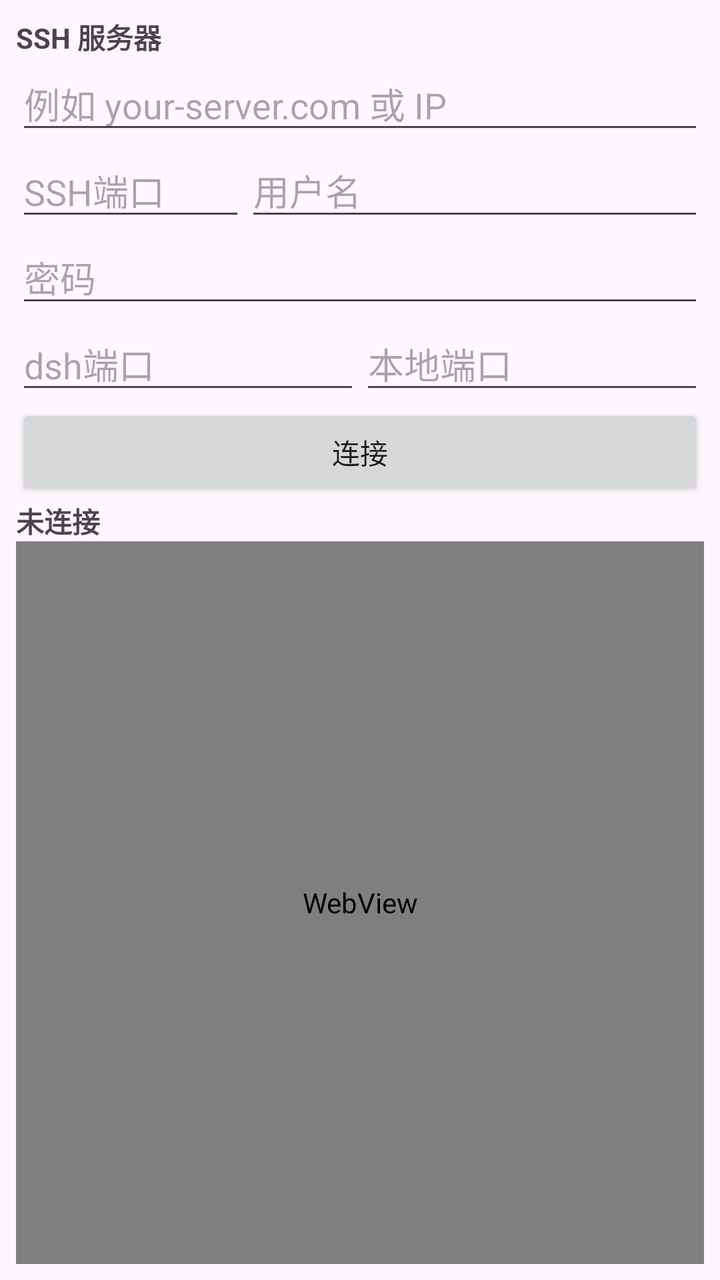
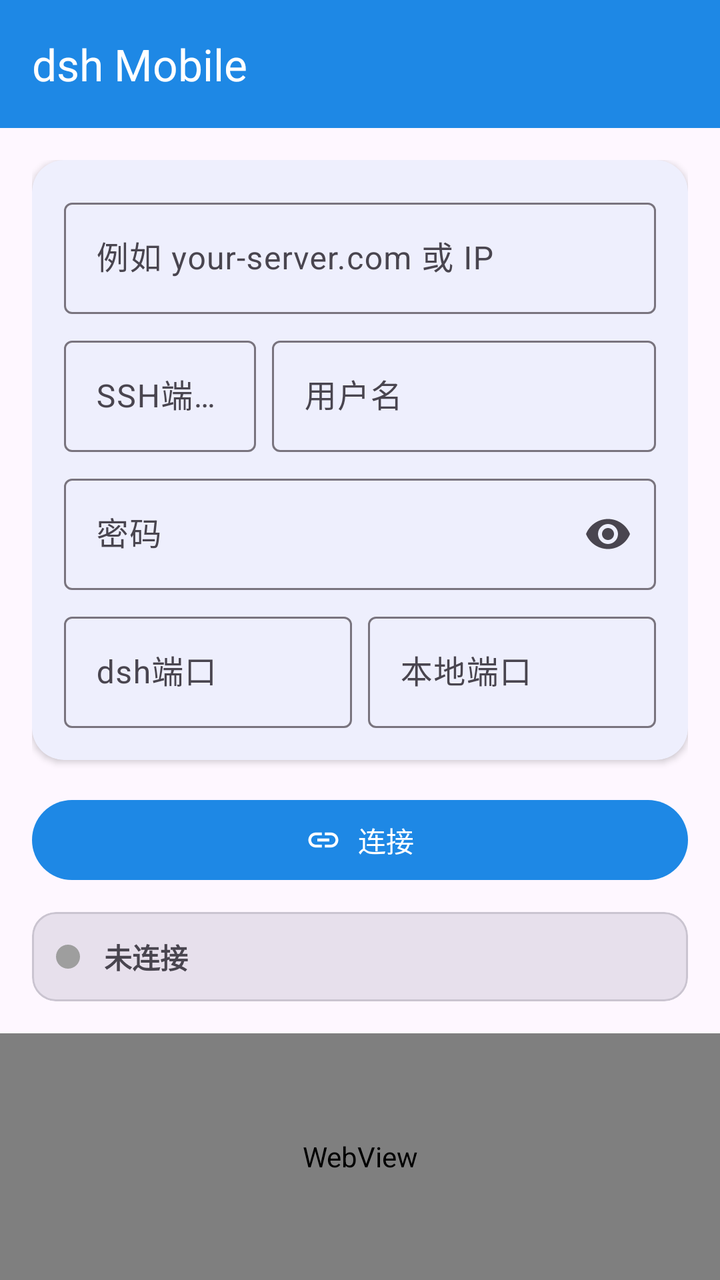

An Android layout rendered at two revisions. The XML below is the earlier revision; the diff shows what the commit changed to produce the second picture.
<!-- AndroidManifest.xml: application theme Theme.DshMobile -->
<!-- res/layout/activity_main.xml -->
<?xml version="1.0" encoding="utf-8"?>
<LinearLayout xmlns:android="http://schemas.android.com/apk/res/android"
    android:layout_width="match_parent"
    android:layout_height="match_parent"
    android:orientation="vertical"
    android:padding="8dp">

    <TextView
        android:layout_width="wrap_content"
        android:layout_height="wrap_content"
        android:text="@string/label_host"
        android:textStyle="bold" />

    <EditText
        android:id="@+id/hostEditText"
        android:layout_width="match_parent"
        android:layout_height="wrap_content"
        android:hint="@string/hint_host"
        android:inputType="textUri"
        android:importantForAutofill="no" />

    <LinearLayout
        android:layout_width="match_parent"
        android:layout_height="wrap_content"
        android:orientation="horizontal">

        <EditText
            android:id="@+id/sshPortEditText"
            android:layout_width="0dp"
            android:layout_height="wrap_content"
            android:layout_weight="1"
            android:hint="@string/hint_ssh_port"
            android:inputType="number"
            android:importantForAutofill="no" />

        <EditText
            android:id="@+id/usernameEditText"
            android:layout_width="0dp"
            android:layout_height="wrap_content"
            android:layout_weight="2"
            android:hint="@string/hint_username"
            android:inputType="text"
            android:importantForAutofill="no" />
    </LinearLayout>

    <EditText
        android:id="@+id/passwordEditText"
        android:layout_width="match_parent"
        android:layout_height="wrap_content"
        android:hint="@string/hint_password"
        android:inputType="textPassword"
        android:importantForAutofill="no" />

    <LinearLayout
        android:layout_width="match_parent"
        android:layout_height="wrap_content"
        android:orientation="horizontal">

        <EditText
            android:id="@+id/dshPortEditText"
            android:layout_width="0dp"
            android:layout_height="wrap_content"
            android:layout_weight="1"
            android:hint="@string/hint_dsh_port"
            android:inputType="number"
            android:importantForAutofill="no" />

        <EditText
            android:id="@+id/localPortEditText"
            android:layout_width="0dp"
            android:layout_height="wrap_content"
            android:layout_weight="1"
            android:hint="@string/hint_local_port"
            android:inputType="number"
            android:importantForAutofill="no" />
    </LinearLayout>

    <Button
        android:id="@+id/connectButton"
        android:layout_width="match_parent"
        android:layout_height="wrap_content"
        android:text="@string/connect" />

    <TextView
        android:id="@+id/statusTextView"
        android:layout_width="match_parent"
        android:layout_height="wrap_content"
        android:text="@string/not_connected"
        android:textStyle="bold" />

    <WebView
        android:id="@+id/webView"
        android:layout_width="match_parent"
        android:layout_height="0dp"
        android:layout_weight="1" />

</LinearLayout>
<!-- resources referenced by this layout -->
<resources>
  <string name="connect">连接</string>
  <string name="hint_dsh_port">dsh端口</string>
  <string name="hint_host">例如 your-server.com 或 IP</string>
  <string name="hint_local_port">本地端口</string>
  <string name="hint_password">密码</string>
  <string name="hint_ssh_port">SSH端口</string>
  <string name="hint_username">用户名</string>
  <string name="label_host">SSH 服务器</string>
  <string name="not_connected">未连接</string>
  <style name="Theme.DshMobile" parent="Theme.Material3.DayNight.NoActionBar">
          <item name="colorPrimary">@color/dsh_blue</item>
          <item name="colorOnPrimary">@color/white</item>
      </style>
  <color name="dsh_blue">#1E88E5</color>
  <color name="white">#FFFFFF</color>
</resources>

<!-- the commit's change to res/layout/activity_main.xml (unified diff, before → after) -->
@@ -1,92 +1,204 @@
 <?xml version="1.0" encoding="utf-8"?>
 <LinearLayout xmlns:android="http://schemas.android.com/apk/res/android"
+    xmlns:app="http://schemas.android.com/apk/res-auto"
     android:layout_width="match_parent"
     android:layout_height="match_parent"
     android:orientation="vertical"
-    android:padding="8dp">
-
-    <TextView
-        android:layout_width="wrap_content"
-        android:layout_height="wrap_content"
-        android:text="@string/label_host"
-        android:textStyle="bold" />
-
-    <EditText
-        android:id="@+id/hostEditText"
+    android:background="?attr/colorSurface">
+
+    <com.google.android.material.appbar.MaterialToolbar
+        android:id="@+id/toolbar"
+        android:layout_width="match_parent"
+        android:layout_height="?attr/actionBarSize"
+        android:background="?attr/colorPrimary"
+        app:title="@string/app_name"
+        app:titleTextColor="@color/white" />
+
+    <ScrollView
         android:layout_width="match_parent"
         android:layout_height="wrap_content"
-        android:hint="@string/hint_host"
-        android:inputType="textUri"
-        android:importantForAutofill="no" />
-
-    <LinearLayout
-        android:layout_width="match_parent"
-        android:layout_height="wrap_content"
-        android:orientation="horizontal">
-
-        <EditText
-            android:id="@+id/sshPortEditText"
-            android:layout_width="0dp"
+        android:fillViewport="true">
+
+        <LinearLayout
+            android:layout_width="match_parent"
             android:layout_height="wrap_content"
-            android:layout_weight="1"
-            android:hint="@string/hint_ssh_port"
-            android:inputType="number"
-            android:importantForAutofill="no" />
-
-        <EditText
-            android:id="@+id/usernameEditText"
-            android:layout_width="0dp"
-            android:layout_height="wrap_content"
-            android:layout_weight="2"
-            android:hint="@string/hint_username"
-            android:inputType="text"
-            android:importantForAutofill="no" />
-    </LinearLayout>
-
-    <EditText
-        android:id="@+id/passwordEditText"
-        android:layout_width="match_parent"
-        android:layout_height="wrap_content"
-        android:hint="@string/hint_password"
-        android:inputType="textPassword"
-        android:importantForAutofill="no" />
-
-    <LinearLayout
-        android:layout_width="match_parent"
-        android:layout_height="wrap_content"
-        android:orientation="horizontal">
-
-        <EditText
-            android:id="@+id/dshPortEditText"
-            android:layout_width="0dp"
-            android:layout_height="wrap_content"
-            android:layout_weight="1"
-            android:hint="@string/hint_dsh_port"
-            android:inputType="number"
-            android:importantForAutofill="no" />
-
-        <EditText
-            android:id="@+id/localPortEditText"
-            android:layout_width="0dp"
-            android:layout_height="wrap_content"
-            android:layout_weight="1"
-            android:hint="@string/hint_local_port"
-            android:inputType="number"
-            android:importantForAutofill="no" />
-    </LinearLayout>
-
-    <Button
-        android:id="@+id/connectButton"
-        android:layout_width="match_parent"
-        android:layout_height="wrap_content"
-        android:text="@string/connect" />
-
-    <TextView
-        android:id="@+id/statusTextView"
-        android:layout_width="match_parent"
-        android:layout_height="wrap_content"
-        android:text="@string/not_connected"
-        android:textStyle="bold" />
+            android:orientation="vertical"
+            android:padding="16dp">
+
+            <com.google.android.material.card.MaterialCardView
+                android:layout_width="match_parent"
+                android:layout_height="wrap_content"
+                app:cardCornerRadius="16dp"
+                app:cardElevation="2dp"
+                app:strokeWidth="0dp">
+
+                <LinearLayout
+                    android:layout_width="match_parent"
+                    android:layout_height="wrap_content"
+                    android:orientation="vertical"
+                    android:padding="16dp">
+
+                    <com.google.android.material.textfield.TextInputLayout
+                        android:id="@+id/hostLayout"
+                        style="@style/Widget.Material3.TextInputLayout.OutlinedBox"
+                        android:layout_width="match_parent"
+                        android:layout_height="wrap_content"
+                        android:hint="@string/hint_host"
+                        android:layout_marginBottom="8dp">
+
+                        <com.google.android.material.textfield.TextInputEditText
+                            android:id="@+id/hostEditText"
+                            android:layout_width="match_parent"
+                            android:layout_height="wrap_content"
+                            android:inputType="textUri"
+                            android:importantForAutofill="no" />
+                    </com.google.android.material.textfield.TextInputLayout>
+
+                    <LinearLayout
+                        android:layout_width="match_parent"
+                        android:layout_height="wrap_content"
+                        android:orientation="horizontal"
+                        android:baselineAligned="false">
+
+                        <com.google.android.material.textfield.TextInputLayout
+                            android:id="@+id/sshPortLayout"
+                            style="@style/Widget.Material3.TextInputLayout.OutlinedBox"
+                            android:layout_width="0dp"
+                            android:layout_height="wrap_content"
+                            android:layout_weight="1"
+                            android:hint="@string/hint_ssh_port"
+                            android:layout_marginEnd="8dp">
+
+                            <com.google.android.material.textfield.TextInputEditText
+                                android:id="@+id/sshPortEditText"
+                                android:layout_width="match_parent"
+                                android:layout_height="wrap_content"
+                                android:inputType="number"
+                                android:importantForAutofill="no" />
+                        </com.google.android.material.textfield.TextInputLayout>
+
+                        <com.google.android.material.textfield.TextInputLayout
+                            android:id="@+id/usernameLayout"
+                            style="@style/Widget.Material3.TextInputLayout.OutlinedBox"
+                            android:layout_width="0dp"
+                            android:layout_height="wrap_content"
+                            android:layout_weight="2"
+                            android:hint="@string/hint_username">
+
+                            <com.google.android.material.textfield.TextInputEditText
+                                android:id="@+id/usernameEditText"
+                                android:layout_width="match_parent"
+                                android:layout_height="wrap_content"
+                                android:inputType="text"
+                                android:importantForAutofill="no" />
+                        </com.google.android.material.textfield.TextInputLayout>
+                    </LinearLayout>
+
+                    <com.google.android.material.textfield.TextInputLayout
+                        android:id="@+id/passwordLayout"
+                        style="@style/Widget.Material3.TextInputLayout.OutlinedBox"
+                        android:layout_width="match_parent"
+                        android:layout_height="wrap_content"
+                        android:hint="@string/hint_password"
+                        android:layout_marginTop="8dp"
+                        app:endIconMode="password_toggle">
+
+                        <com.google.android.material.textfield.TextInputEditText
+                            android:id="@+id/passwordEditText"
+                            android:layout_width="match_parent"
+                            android:layout_height="wrap_content"
+                            android:inputType="textPassword"
+                            android:importantForAutofill="no" />
+                    </com.google.android.material.textfield.TextInputLayout>
+
+                    <LinearLayout
+                        android:layout_width="match_parent"
+                        android:layout_height="wrap_content"
+                        android:orientation="horizontal"
+                        android:layout_marginTop="8dp"
+                        android:baselineAligned="false">
+
+                        <com.google.android.material.textfield.TextInputLayout
+                            android:id="@+id/dshPortLayout"
+                            style="@style/Widget.Material3.TextInputLayout.OutlinedBox"
+                            android:layout_width="0dp"
+                            android:layout_height="wrap_content"
+                            android:layout_weight="1"
+                            android:hint="@string/hint_dsh_port"
+                            android:layout_marginEnd="8dp">
+
+                            <com.google.android.material.textfield.TextInputEditText
+                                android:id="@+id/dshPortEditText"
+                                android:layout_width="match_parent"
+                                android:layout_height="wrap_content"
+                                android:inputType="number"
+                                android:importantForAutofill="no" />
+                        </com.google.android.material.textfield.TextInputLayout>
+
+                        <com.google.android.material.textfield.TextInputLayout
+                            android:id="@+id/localPortLayout"
+                            style="@style/Widget.Material3.TextInputLayout.OutlinedBox"
+                            android:layout_width="0dp"
+                            android:layout_height="wrap_content"
+                            android:layout_weight="1"
+                            android:hint="@string/hint_local_port">
+
+                            <com.google.android.material.textfield.TextInputEditText
+                                android:id="@+id/localPortEditText"
+                                android:layout_width="match_parent"
+                                android:layout_height="wrap_content"
+                                android:inputType="number"
+                                android:importantForAutofill="no" />
+                        </com.google.android.material.textfield.TextInputLayout>
+                    </LinearLayout>
+                </LinearLayout>
+            </com.google.android.material.card.MaterialCardView>
+
+            <com.google.android.material.button.MaterialButton
+                android:id="@+id/connectButton"
+                android:layout_width="match_parent"
+                android:layout_height="wrap_content"
+                android:layout_marginTop="16dp"
+                android:text="@string/connect"
+                app:cornerRadius="24dp"
+                app:icon="@drawable/ic_connect"
+                app:iconGravity="textStart" />
+
+            <com.google.android.material.card.MaterialCardView
+                android:id="@+id/statusCard"
+                android:layout_width="match_parent"
+                android:layout_height="wrap_content"
+                android:layout_marginTop="12dp"
+                app:cardBackgroundColor="?attr/colorSurfaceVariant"
+                app:cardCornerRadius="12dp"
+                app:cardElevation="0dp">
+
+                <LinearLayout
+                    android:layout_width="match_parent"
+                    android:layout_height="wrap_content"
+                    android:gravity="center_vertical"
+                    android:orientation="horizontal"
+                    android:padding="12dp">
+
+                    <View
+                        android:id="@+id/statusDot"
+                        android:layout_width="12dp"
+                        android:layout_height="12dp"
+                        android:background="@drawable/bg_status_dot"
+                        android:importantForAccessibility="no" />
+
+                    <TextView
+                        android:id="@+id/statusTextView"
+                        android:layout_width="0dp"
+                        android:layout_height="wrap_content"
+                        android:layout_weight="1"
+                        android:layout_marginStart="12dp"
+                        android:text="@string/not_connected"
+                        android:textStyle="bold" />
+                </LinearLayout>
+            </com.google.android.material.card.MaterialCardView>
+        </LinearLayout>
+    </ScrollView>
 
     <WebView
         android:id="@+id/webView"
<!-- resource entries referenced after the edit -->
@@ -1,5 +1,26 @@
 <!-- resources referenced by this layout -->
 <resources>
+  <color name="white">#FFFFFF</color>
+  <!-- drawable bg_status_dot (drawable) -->
+  <shape xmlns:android="http://schemas.android.com/apk/res/android"
+      android:shape="oval">
+      <solid android:color="#9E9E9E" />
+      <size
+          android:width="12dp"
+          android:height="12dp" />
+  </shape>
+  <!-- drawable ic_connect (drawable) -->
+  <vector xmlns:android="http://schemas.android.com/apk/res/android"
+      android:width="24dp"
+      android:height="24dp"
+      android:viewportWidth="24"
+      android:viewportHeight="24"
+      android:tint="?attr/colorOnPrimary">
+      <path
+          android:fillColor="@android:color/white"
+          android:pathData="M3.9,12c0,-1.71 1.39,-3.1 3.1,-3.1h4V7H7c-2.76,0 -5,2.24 -5,5s2.24,5 5,5h4v-1.9H7c-1.71,0 -3.1,-1.39 -3.1,-3.1zM8,13h8v-2H8v2zM17,7h-4v1.9h4c1.71,0 3.1,1.39 3.1,3.1s-1.39,3.1 -3.1,3.1h-4V17h4c2.76,0 5,-2.24 5,-5s-2.24,-5 -5,-5z" />
+  </vector>
+  <string name="app_name">dsh Mobile</string>
   <string name="connect">连接</string>
   <string name="hint_dsh_port">dsh端口</string>
   <string name="hint_host">例如 your-server.com 或 IP</string>
@@ -7,13 +28,11 @@
   <string name="hint_password">密码</string>
   <string name="hint_ssh_port">SSH端口</string>
   <string name="hint_username">用户名</string>
-  <string name="label_host">SSH 服务器</string>
   <string name="not_connected">未连接</string>
   <style name="Theme.DshMobile" parent="Theme.Material3.DayNight.NoActionBar">
           <item name="colorPrimary">@color/dsh_blue</item>
           <item name="colorOnPrimary">@color/white</item>
       </style>
   <color name="dsh_blue">#1E88E5</color>
-  <color name="white">#FFFFFF</color>
 </resources>
 
